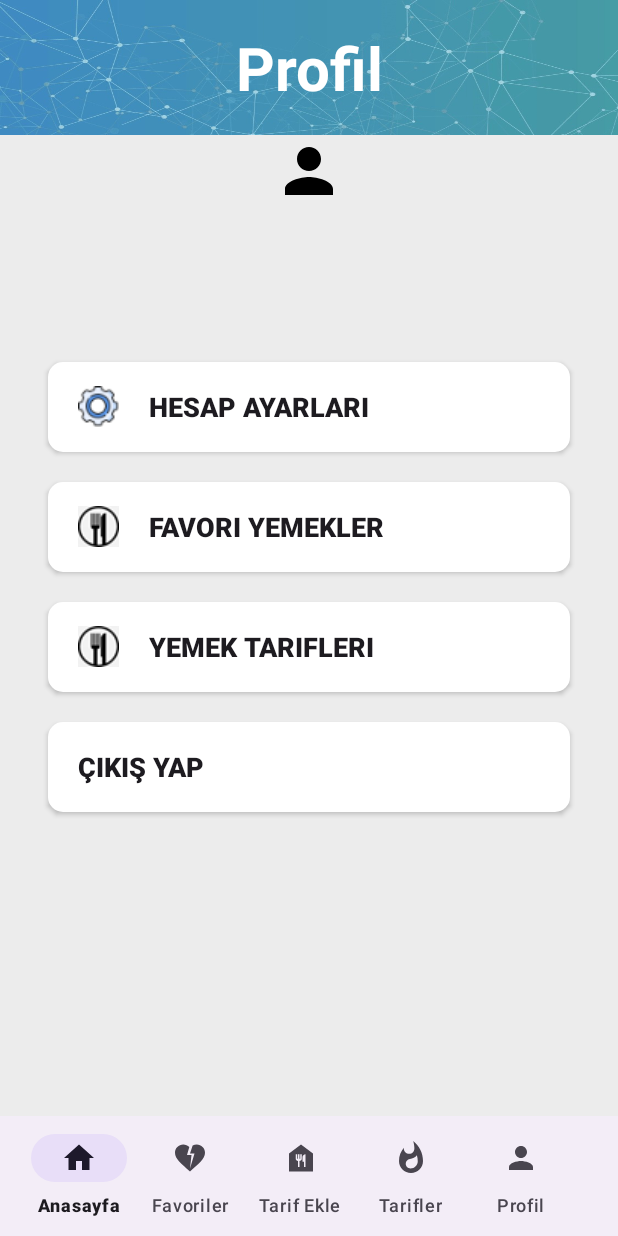
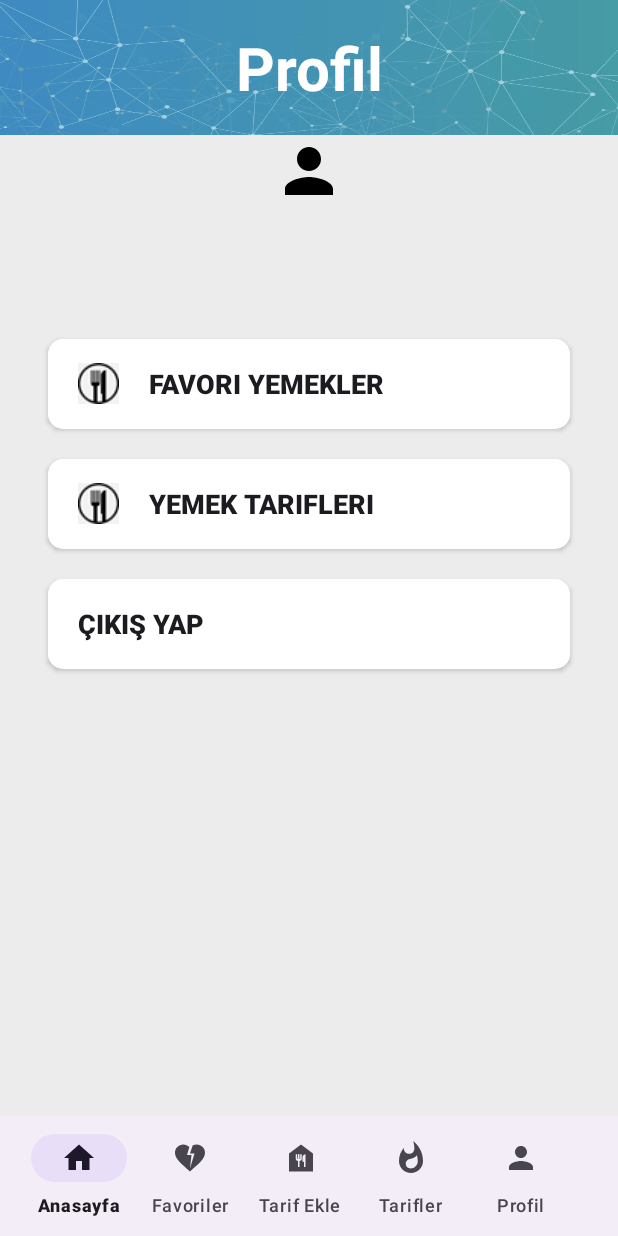
Before and after one commit to oftopaloglu/YemekTarifApp, an Android app: the fragment ProfileFragment placed in its activity, on a phone screen of 412 x 824 dp. Run offline under Robolectric (Android 15) with nearby library versions, the phone set to English and light mode, and no system bars; our stand-ins replace Firebase (no records; nobody signed in at launch, a user with empty details on screens opened directly).

Commit message:
Hesap ayarları silindi.

```diff
--- a/app/src/main/res/layout/fragment_profile2.xml
+++ b/app/src/main/res/layout/fragment_profile2.xml
@@ -85,22 +85,6 @@
                     app:layout_constraintTop_toBottomOf="@+id/email">
 
                     <androidx.appcompat.widget.AppCompatButton
-                        android:id="@+id/btnGoogleAuth"
-                        android:layout_width="match_parent"
-                        android:layout_height="60dp"
-                        android:layout_marginStart="32dp"
-                        android:layout_marginTop="25dp"
-                        android:layout_marginEnd="32dp"
-                        android:layout_marginBottom="10dp"
-                        android:background="@drawable/btn_background_1"
-                        android:drawableStart="@drawable/ayalaricon"
-                        android:drawablePadding="20dp"
-                        android:paddingStart="20dp"
-                        android:text="Hesap Ayarları"
-                        android:textSize="18sp"
-                        android:textStyle="bold"
-                        android:textAlignment="viewStart"/>
-                    <androidx.appcompat.widget.AppCompatButton
 
                         android:layout_width="match_parent"
                         android:layout_height="60dp"
```
